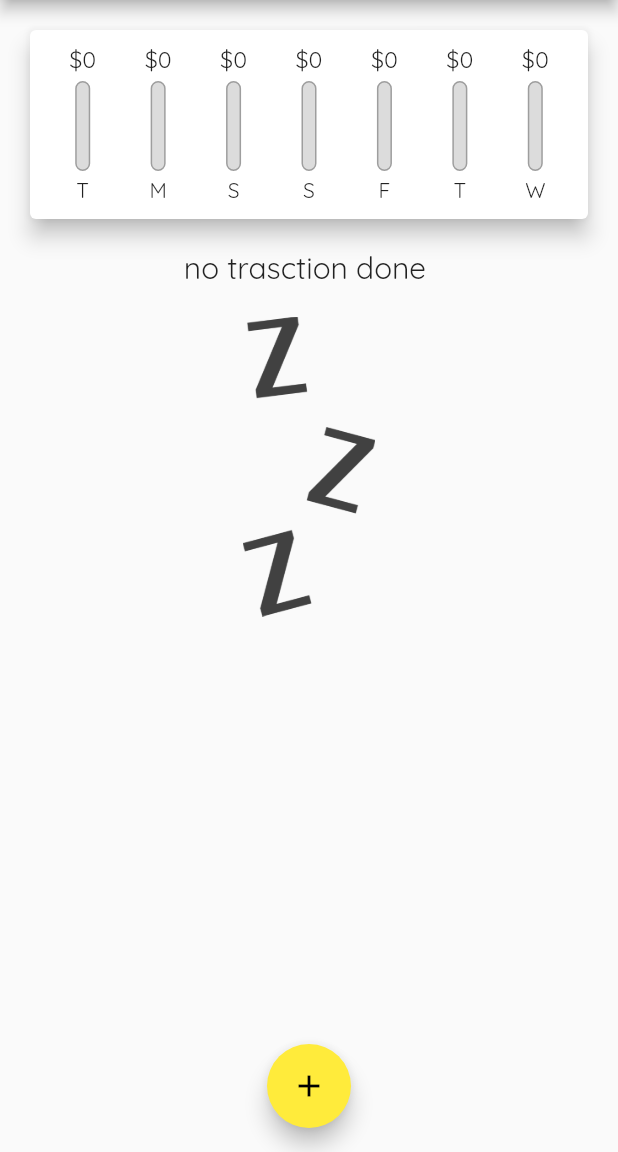
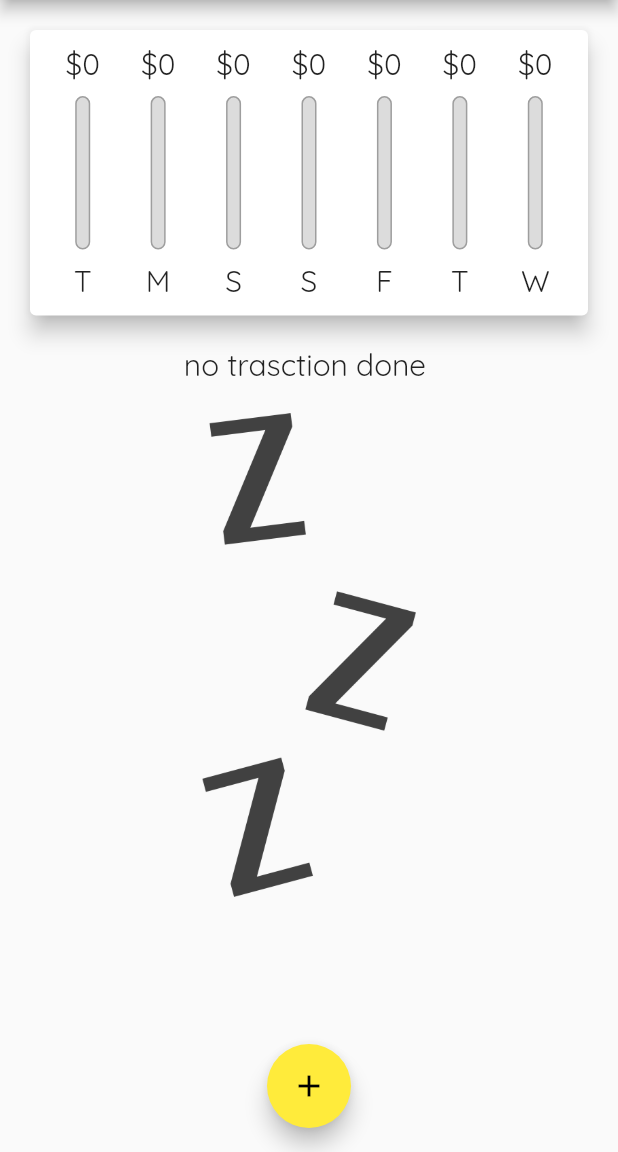
Before and after one commit to ankit435/expense, a Flutter app: the screen it shows after launch, on a phone screen of 412 x 824 dp, the part 84-1236 px from its top. Run offline on Flutter 3.47's test engine with Material 2 defaults, Android fonts, the phone set to English and light mode, and no system bars.

Commit message:
first commit

```diff
--- a/lib/main.dart
+++ b/lib/main.dart
@@ -1,13 +1,23 @@
+import 'dart:io';
+import 'package:flutter/cupertino.dart';
 import 'package:expanse_manager/widgets/new_transaction.dart';
+import 'package:flutter/cupertino.dart';
 
 import 'package:flutter/material.dart';
+import 'package:flutter/services.dart';
 
 import './widgets/new_transaction.dart';
 import './models/transaction.dart';
 import './widgets/transaction_list.dart';
 import './widgets/chart.dart';
 
-void main() => runApp(MyApp());
+void main() {
+  // WidgetsFlutterBinding.ensureInitialized();
+//  SystemChrome.setPreferredOrientations(
+  //  [DeviceOrientation.portraitUp, DeviceOrientation.portraitDown],
+  //);
+  runApp(MyApp());
+}
 
 class MyApp extends StatelessWidget {
   @override
@@ -46,6 +56,8 @@ class _MyHomePageState extends State<MyHomePage> {
     //date: DateTime.now(),
     //),
   ];
+
+  bool _showchart = false;
 
   List<Trasaction> get _recentTransaction {
     return _userTransaction.where((tx) {
@@ -91,8 +103,10 @@ class _MyHomePageState extends State<MyHomePage> {
 
   @override
   Widget build(BuildContext context) {
-    return Scaffold(
-      appBar: AppBar(
+    final mediaQuery = MediaQuery.of(context);
+    final islansacpe = mediaQuery.orientation == Orientation.landscape;
+
+    final appBar = AppBar(
       // backgroundColor: Colors.red,
       title: Text(
         'Expense',
@@ -104,24 +118,72 @@ class _MyHomePageState extends State<MyHomePage> {
           onPressed: () => _startAddNewTransaction(context),
         ),
       ],
-      ),
-      body: SingleChildScrollView(
+    );
+    final txlistwidegt = Container(
+      height: (mediaQuery.size.height -
+              appBar.preferredSize.height -
+              mediaQuery.padding.top) *
+          0.7,
+      child: TrasactionList(_userTransaction, _deleteTransaction),
+    );
+    final pageBody = SingleChildScrollView(
       child: Column(
         //  mainAxisAlignment: MainAxisAlignment.center,
-          crossAxisAlignment: CrossAxisAlignment.center,
+        crossAxisAlignment: CrossAxisAlignment.stretch,
         children: <Widget>[
-            Chart(_recentTransaction),
+          if (islansacpe)
+            Row(
+              mainAxisAlignment: MainAxisAlignment.center,
+              children: [
+                Text('show chart'),
+                Switch.adaptive(
+                    value: _showchart,
+                    onChanged: (val) {
+                      setState(() {
+                        _showchart = val;
+                      });
+                    }),
+              ],
+            ),
+          if (!islansacpe)
+            Container(
+                height: (mediaQuery.size.height -
+                        appBar.preferredSize.height -
+                        mediaQuery.padding.top) *
+                    .3,
+                child: Chart(_recentTransaction)),
+
+          if (!islansacpe) txlistwidegt,
+
+          if (islansacpe)
+            _showchart
+                ? Container(
+                    height: (mediaQuery.size.height -
+                            appBar.preferredSize.height -
+                            mediaQuery.padding.top) *
+                        .8,
+                    child: Chart(_recentTransaction))
                 //     UserTransaction(),
                 //   Container(
                 //   width: double.infinity,
                 //child:
-            TrasactionList(_userTransaction, _deleteTransaction),
+                : txlistwidegt
           // )
         ],
       ),
-      ),
-      floatingActionButtonLocation: FloatingActionButtonLocation.centerFloat,
-      floatingActionButton: FloatingActionButton(
+    );
+    return Platform.isIOS
+        ? CupertinoPageScaffold(
+            child: pageBody,
+          )
+        : Scaffold(
+            appBar: appBar,
+            body: pageBody,
+            floatingActionButtonLocation:
+                FloatingActionButtonLocation.centerFloat,
+            floatingActionButton: Platform.isIOS
+                ? Container()
+                : FloatingActionButton(
                     child: Icon(Icons.add),
                     onPressed: () => _startAddNewTransaction(context),
                   ),
--- a/lib/widgets/chart_bar.dart
+++ b/lib/widgets/chart_bar.dart
@@ -9,19 +9,21 @@ class ChartBar extends StatelessWidget {
 
   @override
   Widget build(BuildContext context) {
+    return LayoutBuilder(
+      builder: (ctx, constraints) {
         return Column(
           children: <Widget>[
             Container(
-          height: 20,
+              height: constraints.maxHeight * .15,
               child: FittedBox(
                 child: Text('\$${spendingAmount.toStringAsFixed(0)}'),
               ),
             ),
             SizedBox(
-          height: 4,
+              height: constraints.maxHeight * 0.05,
             ),
             Container(
-          height: 60,
+              height: constraints.maxHeight * 0.6,
               width: 10,
               child: Stack(
                 children: <Widget>[
@@ -45,10 +47,15 @@ class ChartBar extends StatelessWidget {
               ),
             ),
             SizedBox(
-          height: 4,
+              height: constraints.maxHeight * 0.05,
             ),
-        Text(label),
+            Container(
+              height: constraints.maxHeight * 0.15,
+              child: FittedBox(child: Text(label)),
+            ),
           ],
+        );
+      },
     );
   }
 }
--- a/lib/widgets/transaction_list.dart
+++ b/lib/widgets/transaction_list.dart
@@ -10,10 +10,9 @@ class TrasactionList extends StatelessWidget {
 
   @override
   Widget build(BuildContext context) {
-    return Container(
-      height: 600,
-      child: transactions.isEmpty
-          ? Column(
+    return transactions.isEmpty
+        ? LayoutBuilder(builder: (ctx, constraints) {
+            return Column(
               children: <Widget>[
                 Text(
                   'no trasction done ',
@@ -23,14 +22,15 @@ class TrasactionList extends StatelessWidget {
                   height: 20,
                 ),
                 Container(
-                  height: 200,
+                  height: constraints.maxHeight * .6,
                   child: Image.asset(
                     'assets/images/waiting.png',
                     fit: BoxFit.cover,
                   ),
                 ),
               ],
-            )
+            );
+          })
         : ListView.builder(
             itemBuilder: (ctx, index) {
               return Card(
@@ -55,7 +55,14 @@ class TrasactionList extends StatelessWidget {
                         fontSize: 15,
                         color: Colors.purple),
                   ),
-                    trailing: IconButton(
+                  trailing: MediaQuery.of(context).size.width > 360
+                      ? FlatButton.icon(
+                          icon: Icon(Icons.delete),
+                          label: Text('Delete'),
+                          textColor: Theme.of(context).errorColor,
+                          onPressed: () => deletx(transactions[index].id),
+                        )
+                      : IconButton(
                           icon: Icon(Icons.delete),
                           color: Theme.of(context).errorColor,
                           onPressed: () => deletx(transactions[index].id),
@@ -65,7 +72,6 @@ class TrasactionList extends StatelessWidget {
             },
             itemCount: transactions.length,
             // children: transactions.map((tx) {}).toList(),
-            ),
           );
   }
 }
```
Also changed, not shown: lib/widgets/new_transaction.dart (+10 -3 lines), lib/widgets/user_transaction.dart (added, +44 -0 lines). Lines whose indentation alone changed are shown as unchanged.
